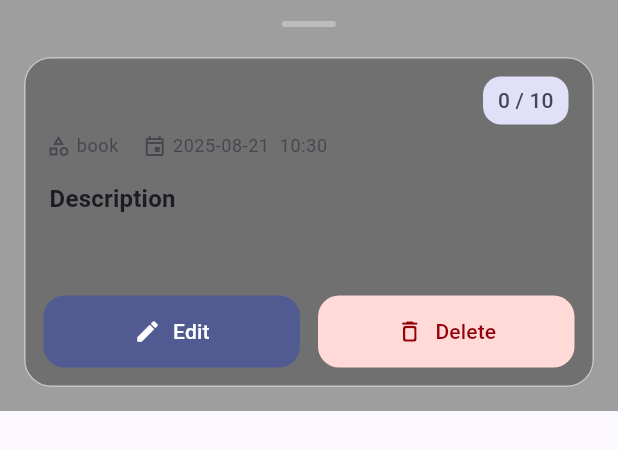
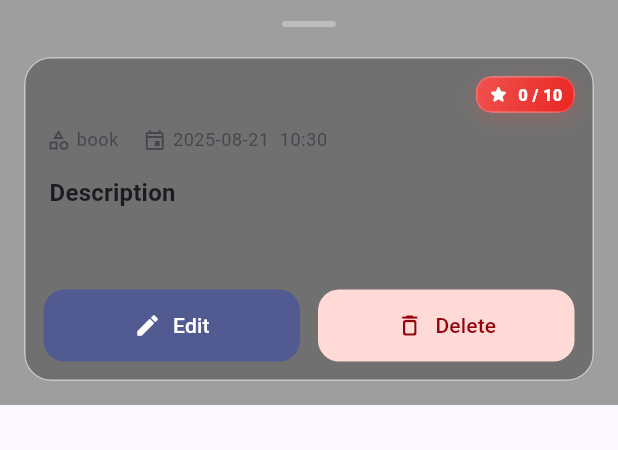
Before and after one commit to simeonov123/Wiki-Like-Vault, a Flutter app: the EntryDetailsSheet widget shown alone on an empty page, opened directly with empty values, on a phone screen of 412 x 824 dp. Shown: the top 450 px of the screen. Run offline on Flutter 3.47's test engine with Material 3 defaults, Android fonts, the phone set to English and light mode, and no system bars; our stand-ins replace flutter_colorpicker, flutter_rating_bar, flutter_riverpod, image_picker, permission_handler, shared_preferences and 1 more; accounts and stored records are empty.

Commit message:
feat(entry-details): implement ScorePill component for rating display

```diff
--- a/wlv/lib/presentation/pages/entry_details_sheet.dart
+++ b/wlv/lib/presentation/pages/entry_details_sheet.dart
@@ -231,32 +231,35 @@ class _EntryDetailsSheetState extends ConsumerState<EntryDetailsSheet> {
                                         ),
                                       ),
                                     ),
-                                    const SizedBox(width: 8),
+                                    // const SizedBox(width: 8),
                                     Container(
                                       padding: const EdgeInsets.symmetric(
-                                        horizontal: 10,
-                                        vertical: 6,
+                                        horizontal: 0,
+                                        vertical: 0,
                                       ),
                                       decoration: BoxDecoration(
                                         color: cs.secondaryContainer,
                                         borderRadius: BorderRadius.circular(12),
                                       ),
-                                      child: Text(
-                                        '${_entry.rating} / 10',
-                                        style: tt.labelLarge?.copyWith(
-                                          color: cs.onSecondaryContainer,
-                                        ),
-                                      ),
+                                      child:
+                                      // inside your row, where you show the rating:
+_ScorePill(
+  score: _entry.rating,         // 0..10
+  maxScore: 10,
+  size: ScorePillSize.small,   // small | medium | large
+  showStar: true,
+)
+
                                     ),
-                                    const SizedBox(width: 4),
-                                    if (path != null)
-                                      IconButton(
-                                        tooltip: 'Preview image',
-                                        onPressed: _preview,
-                                        icon: const Icon(
-                                          Icons.zoom_out_map_rounded,
-                                        ),
-                                      ),
+                                    // const SizedBox(width: 4),
+                                    // if (path != null)
+                                    //   IconButton(
+                                    //     tooltip: 'Preview image',
+                                    //     onPressed: _preview,
+                                    //     icon: const Icon(
+                                    //       Icons.zoom_out_map_rounded,
+                                    //     ),
+                                    //   ),
                                   ],
                                 ),
 
@@ -482,3 +485,103 @@ class _CardSection extends StatelessWidget {
     );
   }
 }
+
+enum ScorePillSize { small, medium, large }
+
+class _ScorePill extends StatelessWidget {
+  final int score;
+  final int maxScore;
+  final ScorePillSize size;
+  final bool showStar;
+
+  const _ScorePill({
+    required this.score,
+    this.maxScore = 10,
+    this.size = ScorePillSize.medium,
+    this.showStar = true,
+  });
+
+  @override
+  Widget build(BuildContext context) {
+    final cs = Theme.of(context).colorScheme;
+    final tt = Theme.of(context).textTheme;
+
+    // Sizing presets
+    final double padV, padH, radius, iconSize, fontSize, borderWidth;
+    switch (size) {
+      case ScorePillSize.small:
+        padV = 4; padH = 8; radius = 10; iconSize = 14; fontSize = 11; borderWidth = 1;
+        break;
+      case ScorePillSize.medium:
+        padV = 6; padH = 10; radius = 12; iconSize = 16; fontSize = 13; borderWidth = 1.2;
+        break;
+      case ScorePillSize.large:
+        padV = 8; padH = 12; radius = 14; iconSize = 18; fontSize = 15; borderWidth = 1.4;
+        break;
+    }
+
+    // Clamp and map score to a color (red → amber → green)
+    final s = score.clamp(0, maxScore);
+    final t = maxScore == 0 ? 0.0 : s / maxScore;
+    final Color low   = const Color(0xFFEF5350); // red
+    final Color mid   = const Color.fromARGB(255, 189, 145, 11); // amber
+    final Color high  = const Color.fromARGB(255, 255, 191, 1); // green
+    final Color gradStart = t < 0.5
+        ? Color.lerp(low,  mid, t / 0.5)!
+        : Color.lerp(mid, high, (t - 0.5) / 0.5)!;
+
+    // Slightly darker end for subtle depth
+    final HSLColor hsl = HSLColor.fromColor(gradStart);
+    final Color gradEnd = hsl.withLightness((hsl.lightness - 0.10).clamp(0.0, 1.0)).toColor();
+
+    // Choose readable text color (on dark-ish gradient use white)
+    final Color textColor = Colors.white;
+
+    return Semantics(
+      label: 'Rating $s out of $maxScore',
+      child: DecoratedBox(
+        decoration: BoxDecoration(
+          gradient: LinearGradient(
+            colors: [gradStart, gradEnd],
+            begin: Alignment.topLeft,
+            end: Alignment.bottomRight,
+          ),
+          borderRadius: BorderRadius.circular(radius),
+          border: Border.all(
+            color: Colors.white.withOpacity(0.18),
+            width: borderWidth,
+          ),
+          boxShadow: [
+            BoxShadow(
+              color: gradStart.withOpacity(0.25),
+              blurRadius: 10,
+              offset: const Offset(0, 4),
+            ),
+          ],
+        ),
+        child: Padding(
+          padding: EdgeInsets.symmetric(horizontal: padH, vertical: padV),
+          child: Row(
+            mainAxisSize: MainAxisSize.min,
+            children: [
+              if (showStar) ...[
+                Icon(Icons.star_rounded, size: iconSize, color: textColor),
+                const SizedBox(width: 6),
+              ],
+              // Score text with tiny fraction suppressed
+              Text(
+                '$s / $maxScore',
+                style: tt.labelLarge?.copyWith(
+                  fontSize: fontSize,
+                  fontWeight: FontWeight.w800,
+                  letterSpacing: 0.2,
+                  color: textColor,
+                ),
+              ),
+            ],
+          ),
+        ),
+      ),
+    );
+  }
+}
```
